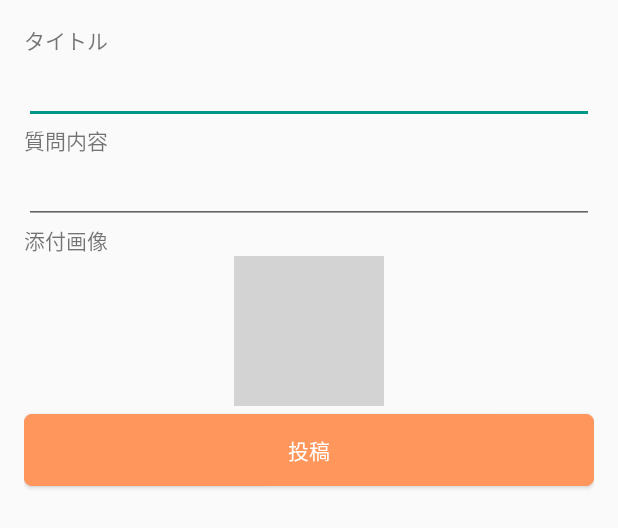
After one commit to kanoko-vtx/QA_App, an Android app: the layout activity_question_send.xml on its own in the app's theme, with its tools: preview values and no code run, on a phone screen of 412 x 824 dp. The commit adds this screen. Shown: the top 528 px of the screen. Run offline under Robolectric (Android 15) with nearby library versions, the phone set to English and light mode, and no system bars.

Commit message:
8質問一覧画面まで完了

```diff
--- /dev/null
+++ b/app/src/main/java/kanoko/akira/techacademy/qa_app/Answer.kt
@@ -0,0 +1,5 @@
+package kanoko.akira.techacademy.qa_app
+
+import java.io.Serializable
+
+class Answer(val body: String, val name: String, val uid: String, val answerUid: String) : Serializable
--- /dev/null
+++ b/app/src/main/res/layout/activity_question_send.xml
@@ -0,0 +1,84 @@
+<?xml version="1.0" encoding="utf-8"?>
+<RelativeLayout
+        xmlns:android="http://schemas.android.com/apk/res/android"
+        xmlns:tools="http://schemas.android.com/tools"
+        android:layout_width="match_parent"
+        android:layout_height="match_parent"
+        android:paddingBottom="16dp"
+        android:paddingLeft="16dp"
+        android:paddingRight="16dp"
+        android:paddingTop="16dp"
+        tools:context=".QuestionSendActivity">
+
+    <TextView
+            android:layout_width="wrap_content"
+            android:layout_height="wrap_content"
+            android:text="タイトル"
+            android:id="@+id/titleTextView"
+            android:layout_alignParentTop="true"
+            android:layout_alignParentStart="true"/>
+
+    <EditText
+            android:layout_width="match_parent"
+            android:layout_height="wrap_content"
+            android:id="@+id/titleText"
+            android:gravity="top"
+            android:inputType="text"
+            android:layout_below="@+id/titleTextView"
+            android:layout_alignParentStart="true"/>
+
+    <TextView
+            android:layout_width="wrap_content"
+            android:layout_height="wrap_content"
+            android:text="質問内容"
+            android:id="@+id/textView"
+            android:layout_below="@+id/titleText"
+            android:layout_alignParentStart="true"/>
+
+    <EditText
+            android:layout_width="match_parent"
+            android:layout_height="wrap_content"
+            android:id="@+id/bodyText"
+            android:inputType="textMultiLine"
+            android:maxLines="10"
+            android:gravity="top"
+            android:layout_below="@+id/textView"
+            android:layout_alignParentStart="true"/>
+
+    <TextView
+            android:layout_width="wrap_content"
+            android:layout_height="wrap_content"
+            android:text="添付画像"
+            android:id="@+id/textView2"
+            android:layout_below="@+id/bodyText"
+            android:layout_alignParentStart="true"/>
+
+    <ImageView
+            android:layout_width="100dp"
+            android:layout_height="100dp"
+            android:id="@+id/imageView"
+            android:layout_below="@+id/textView2"
+            android:background="#d3d3d3"
+            android:layout_centerHorizontal="true"/>
+
+    <Button
+            android:layout_width="match_parent"
+            android:layout_height="wrap_content"
+            android:text="投稿"
+            android:textColor="@color/colorButtonText"
+            android:background="@drawable/custom_button"
+            android:id="@+id/sendButton"
+            android:layout_below="@+id/imageView"
+            android:layout_alignParentStart="true"
+            android:layout_marginTop="5dp"/>
+
+    <ProgressBar
+            android:id="@+id/progressBar"
+            style="?android:attr/progressBarStyle"
+            android:layout_width="wrap_content"
+            android:layout_height="wrap_content"
+            android:layout_below="@+id/sendButton"
+            android:layout_centerInParent="true"
+            android:visibility="gone"/>
+
+</RelativeLayout>
```
Also changed, not shown: app/src/main/AndroidManifest.xml (+7 -4 lines), app/src/main/java/kanoko/akira/techacademy/qa_app/MainActivity.kt (+117 -2 lines), app/src/main/java/kanoko/akira/techacademy/qa_app/Question.kt (added, +12 -0 lines), app/src/main/java/kanoko/akira/techacademy/qa_app/QuestionsListAdapter.kt (added, +65 -0 lines), app/src/main/java/kanoko/akira/techacademy/qa_app/activity_question_send.kt (added, +217 -0 lines), app/src/main/res/layout/content_main.xml (+17 -19 lines), app/src/main/res/layout/list_questions.xml (added, +42 -0 lines).
